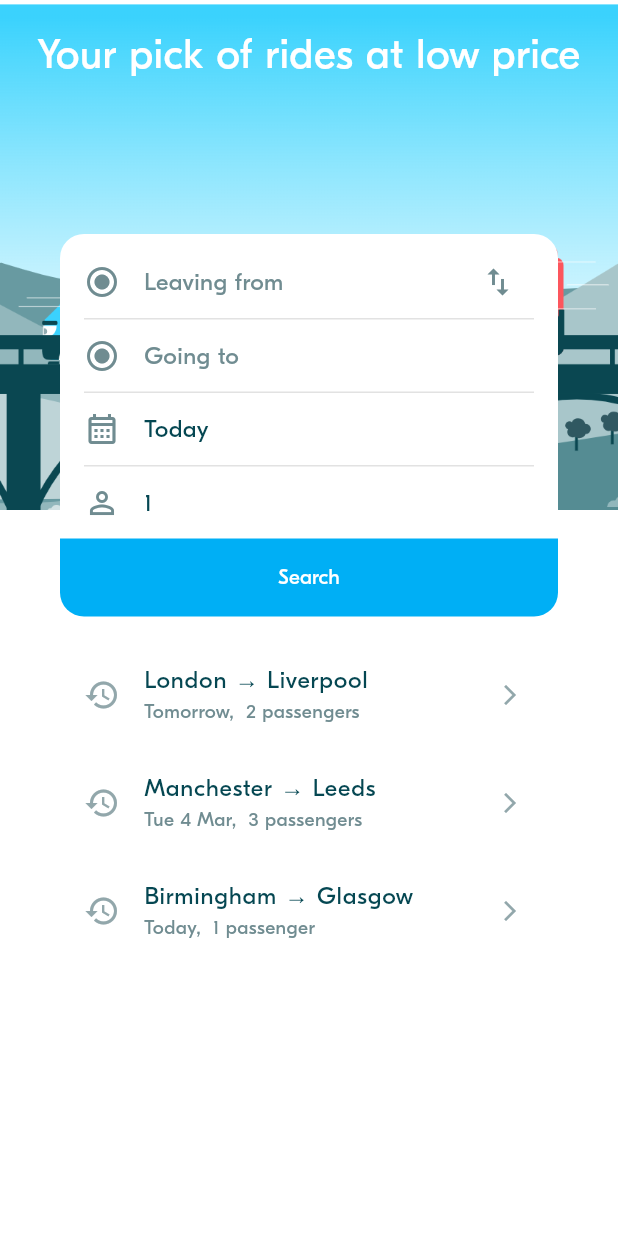
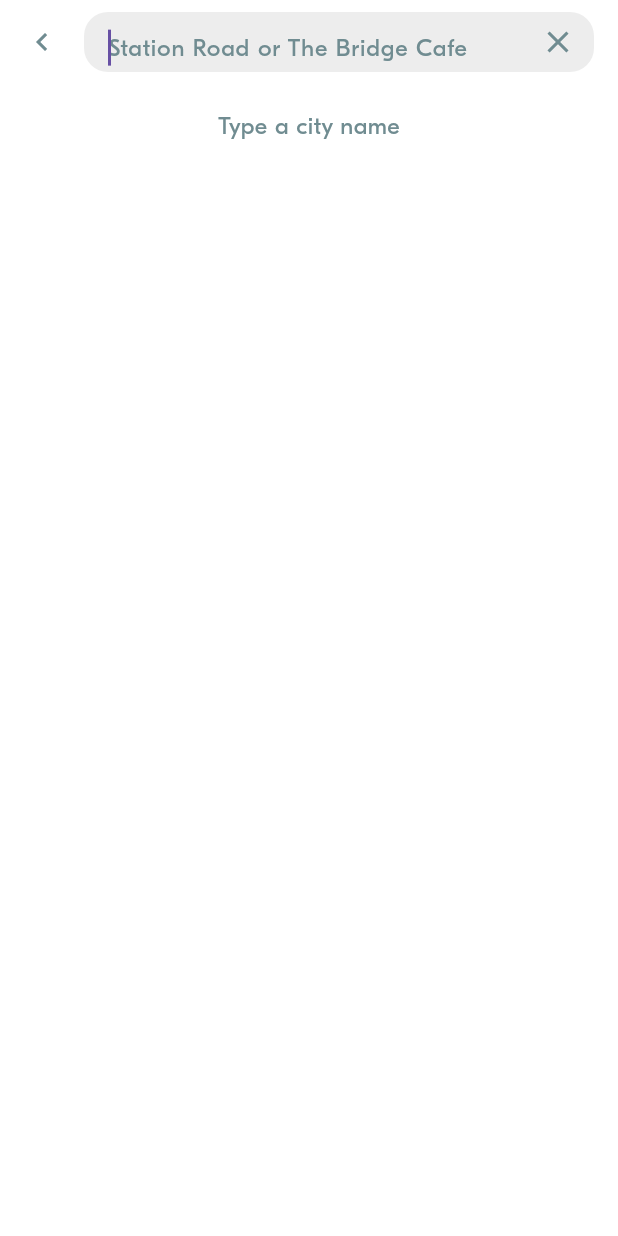
Before and after one commit to Sunly24/Flutter-Term2, a Flutter app: the screen it shows after launch, after a tap on "Leaving from", on a phone screen of 412 x 824 dp. Run offline on Flutter 3.47's test engine with Material 3 defaults, Android fonts, the phone set to English and light mode, and no system bars; project files that could hold a hidden picture were left out.

Commit message:
BLA-005 – Implement the Location Picker

```diff
--- /dev/null
+++ b/blablacar/lib/screens/ride_pref/widgets/location_picker.dart
@@ -0,0 +1,160 @@
+import 'package:flutter/material.dart';
+import 'package:blablacar/model/ride/locations.dart';
+import 'package:blablacar/dummy_data/dummy_data.dart';
+import 'package:blablacar/theme/theme.dart';
+import '../../../widgets/display/bla_divider.dart';
+
+class LocationPickerScreen extends StatefulWidget {
+  final String? initialQuery;
+
+  const LocationPickerScreen({
+    super.key,
+    this.initialQuery,
+  });
+
+  @override
+  State<LocationPickerScreen> createState() => _LocationPickerScreenState();
+}
+
+class _LocationPickerScreenState extends State<LocationPickerScreen> {
+  final TextEditingController _searchController = TextEditingController();
+  List<Location> _filteredLocations = [];
+
+  @override
+  void initState() {
+    super.initState();
+    _searchController.text = widget.initialQuery ?? '';
+    if (widget.initialQuery?.isNotEmpty ?? false) {
+      _onSearchChanged(); // Only filter if there's an initial query
+    }
+    _searchController.addListener(_onSearchChanged);
+  }
+
+  void _onSearchChanged() {
+    final query = _searchController.text.toLowerCase();
+    setState(() {
+      if (query.isEmpty || query.length < 2) {
+        _filteredLocations = []; // Clear the list when search is empty
+      } else {
+        _filteredLocations = fakeLocations.where((location) {
+          return location.name.toLowerCase().startsWith(query);
+        }).toList();
+
+        // Sort the filtered locations alphabetically by name
+        _filteredLocations.sort(
+            (a, b) => a.name.toLowerCase().compareTo(b.name.toLowerCase()));
+      }
+    });
+  }
+
+  @override
+  Widget build(BuildContext context) {
+    return Scaffold(
+      appBar: AppBar(
+        backgroundColor: BlaColors.white,
+        elevation: 0,
+        titleSpacing: 0,
+        leading: IconButton(
+          icon: Icon(Icons.chevron_left_sharp, color: BlaColors.neutralLight),
+          onPressed: () => Navigator.pop(context),
+        ),
+        title: Container(
+          height: 40,
+          margin: EdgeInsets.only(right: 16),
+          decoration: BoxDecoration(
+            color: BlaColors.backgroundAccent,
+            borderRadius: BorderRadius.circular(BlaSpacings.radius),
+          ),
+          child: Row(
+            children: [
+              Expanded(
+                child: TextField(
+                  controller: _searchController,
+                  decoration: InputDecoration(
+                    hintText: 'Station Road or The Bridge Cafe',
+                    hintStyle: BlaTextStyles.body.copyWith(
+                      color: BlaColors.neutralLight,
+                    ),
+                    border: InputBorder.none,
+                    contentPadding: EdgeInsets.symmetric(
+                      horizontal: BlaSpacings.m,
+                      vertical: 8,
+                    ),
+                  ),
+                  style: BlaTextStyles.body.copyWith(
+                    color: BlaColors.neutralDark,
+                  ),
+                  autofocus: true,
+                ),
+              ),
+              IconButton(
+                icon: Icon(Icons.close, color: BlaColors.neutralLight),
+                onPressed: () {
+                  if (_searchController.text.isEmpty) {
+                    Navigator.pop(context, null);
+                  } else {
+                    _searchController.clear();
+                  }
+                },
+              ),
+            ],
+          ),
+        ),
+      ),
+      body: Column(
+        children: [
+          if (_searchController.text.isEmpty)
+            Center(
+              child: Padding(
+                padding: const EdgeInsets.all(16.0),
+                child: Text(
+                  'Type a city name',
+                  style: TextStyle(
+                    color: BlaColors.neutralLight,
+                    fontSize: 16,
+                  ),
+                ),
+              ),
+            )
+          else
+            Expanded(
+              child: Padding(
+                padding: const EdgeInsets.all(8.0),
+                child: ListView.separated(
+                  itemCount: _filteredLocations.length,
+                  separatorBuilder: (context, index) => const BlaDivider(),
+                  itemBuilder: (context, index) {
+                    final location = _filteredLocations[index];
+                    return ListTile(
+                      title: Text(
+                        location.name,
+                        style: BlaTextStyles.body.copyWith(
+                          color: BlaColors.textNormal,
+                        ),
+                      ),
+                      subtitle: Text(
+                        location.country.name,
+                        style: TextStyle(
+                          fontSize: 14,
+                          color: BlaColors.neutralLight,
+                        ),
+                      ),
+                      trailing: Icon(Icons.chevron_right,
+                          color: BlaColors.neutralLight),
+                      onTap: () => Navigator.pop(context, location),
+                    );
+                  },
+                ),
+              ),
+            ),
+        ],
+      ),
+    );
+  }
+
+  @override
+  void dispose() {
+    _searchController.dispose();
+    super.dispose();
+  }
+}
--- a/blablacar/lib/screens/ride_pref/widgets/ride_pref_form.dart
+++ b/blablacar/lib/screens/ride_pref/widgets/ride_pref_form.dart
@@ -4,6 +4,7 @@ import '../../../model/ride/locations.dart';
 import '../../../model/ride_pref/ride_pref.dart';
 import '../../../widgets/display/bla_divider.dart';
 import '../../../widgets/actions/bla_button.dart';
+import 'location_picker.dart';
 import '../../../theme/theme.dart';
 
 ///
@@ -74,9 +75,17 @@ class _RidePrefFormState extends State<RidePrefForm> {
   // Handle events
   // ----------------------------------
 
-  void _handleDepartureSelected(Location location) {}
+  void _handleDepartureSelected(Location? location) {
+    setState(() {
+      departure = location;
+    });
+  }
 
-  void _handleArrivalSelected(Location location) {}
+  void _handleArrivalSelected(Location? location) {
+    setState(() {
+      arrival = location;
+    });
+  }
 
   void _handleDateSelected(DateTime date) {}
 
@@ -85,12 +94,13 @@ class _RidePrefFormState extends State<RidePrefForm> {
   /// Creates and submits a RidePref object when form is valid
   void _handleSubmit() {
     if (_isFormValid) {
-      widget.onSubmit(RidePref(
+      final pref = RidePref(
         departure: departure!,
         arrival: arrival!,
         departureDate: departureDate,
         requestedSeats: requestedSeats,
-      ));
+      );
+      widget.onSubmit(pref);
     }
   }
 
@@ -137,8 +147,7 @@ class _RidePrefFormState extends State<RidePrefForm> {
                       child: IconButton(
                         icon: const Icon(Icons.swap_vert),
                         onPressed: _handleLocationSwitch,
-                        color: BlaColors.neutralLight,
-                        tooltip: 'Switch locations',
+                        color: BlaColors.primary,
                       ),
                     ),
                   ],
@@ -192,12 +201,15 @@ class _RidePrefFormState extends State<RidePrefForm> {
   Widget _buildLocationField({
     required String hint,
     required Location? initialLocation,
-    required ValueChanged<Location> onLocationSelected,
+    required ValueChanged<Location?> onLocationSelected,
     required IconData icon,
   }) {
     return InkWell(
       onTap: () {
-        // TODO: Implement location selection
+        _showLocationPicker(
+          initialLocation,
+          onLocationSelected,
+        );
       },
       child: Padding(
         padding: const EdgeInsets.symmetric(vertical: BlaSpacings.s),
@@ -278,4 +290,20 @@ class _RidePrefFormState extends State<RidePrefForm> {
       ),
     );
   }
+
+  Future<void> _showLocationPicker(
+    Location? initialLocation,
+    Function(Location?) onLocationSelected,
+  ) async {
+    final Location? result = await showModalBottomSheet<Location>(
+      context: context,
+      isScrollControlled: true,
+      builder: (BuildContext context) {
+        return LocationPickerScreen(
+          initialQuery: initialLocation?.name,
+        );
+      },
+    );
+    onLocationSelected(result);
+  }
 }
```
